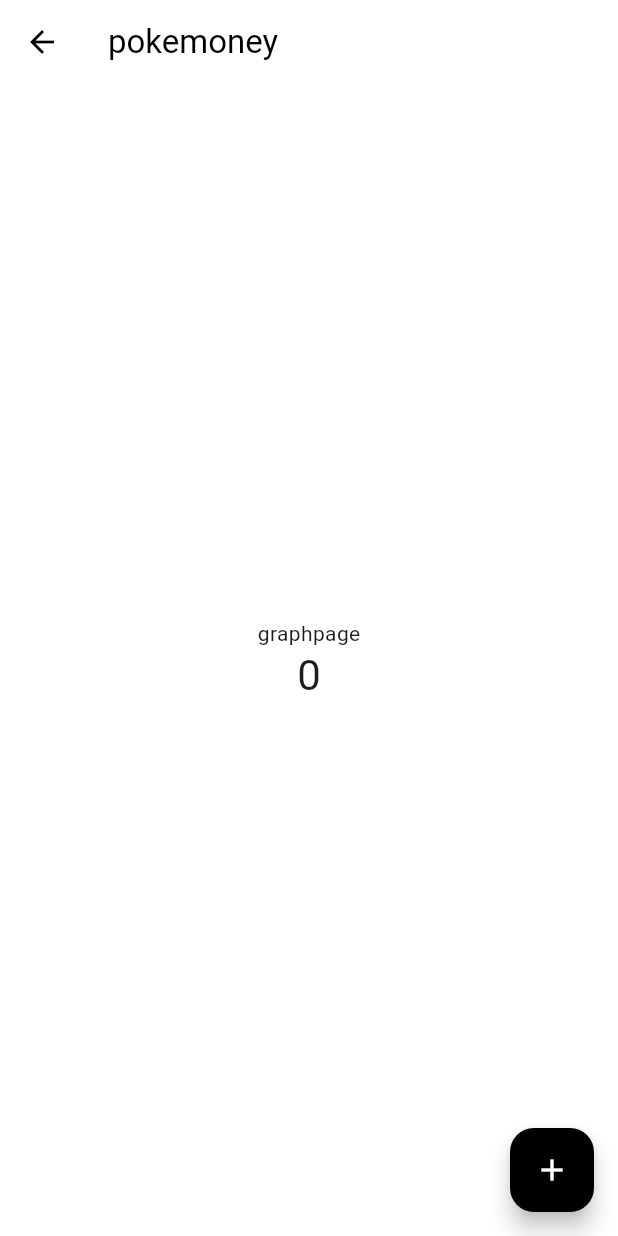
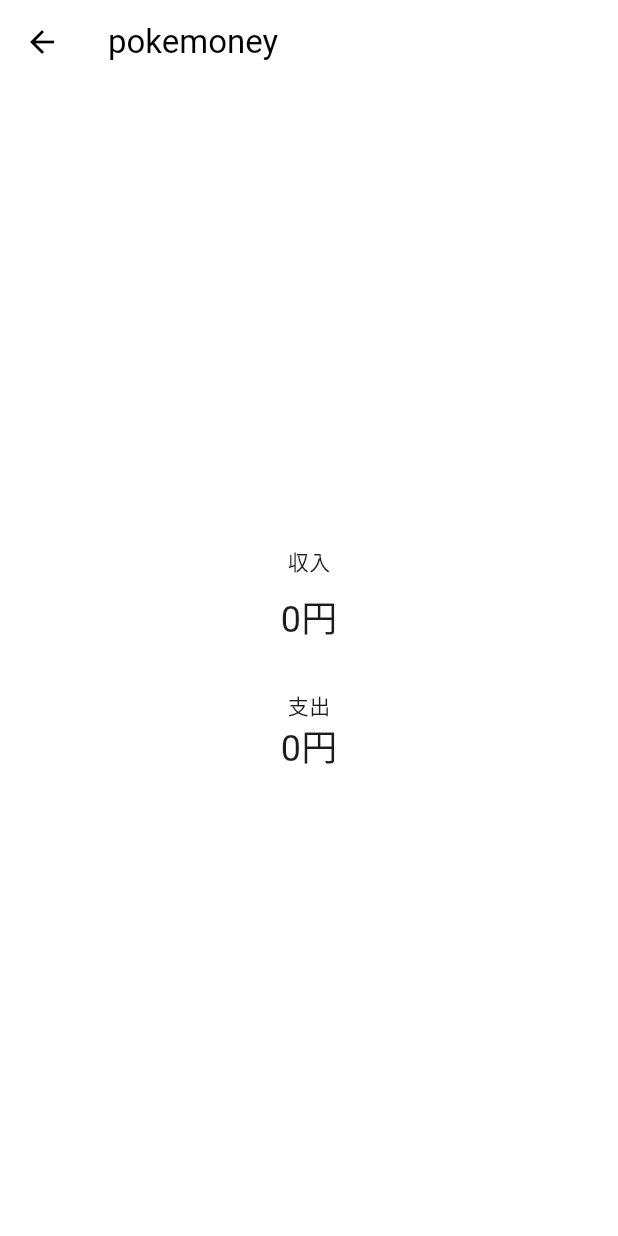
Before and after one commit to riko-1732/pokemoney, a Flutter app: the GraphPage screen opened directly, on a phone screen of 412 x 824 dp. Run offline on Flutter 3.47's test engine with Material 3 defaults, Android fonts, the light colour scheme and no system bars; our stand-ins replace google_fonts, sqflite, table_calendar; accounts and stored records are empty.

Commit message:
add graph.dart

```diff
--- a/lib/src/app.dart
+++ b/lib/src/app.dart
@@ -49,8 +49,8 @@ class _MyStatefulWidgetState extends State<MyStatefulWidget> {
     IncomePage(title: '収入'),
     PaymentPage(title: '支出'),
     SavingPage(title: '貯金'),
+    GraphPage(title: 'データ'),
     CalenderPage(title: 'カレンダー'),
-    GraphPage(title: 'グラフ'),
   ];
 
   int _selectedIndex = 0;
@@ -72,11 +72,11 @@ class _MyStatefulWidgetState extends State<MyStatefulWidget> {
           BottomNavigationBarItem(icon: Icon(Icons.create), label: ''),
           BottomNavigationBarItem(icon: Icon(Icons.trending_down), label: '支出'),
           BottomNavigationBarItem(icon: Icon(Icons.savings), label: '貯金'),
+          BottomNavigationBarItem(icon: Icon(Icons.money), label: 'データ'),
           BottomNavigationBarItem(
             icon: Icon(Icons.calendar_month),
             label: 'カレンダー',
           ),
-          BottomNavigationBarItem(icon: Icon(Icons.money), label: 'データ'),
         ],
         type: BottomNavigationBarType.fixed,
       ),
--- a/lib/src/screens/graph.dart
+++ b/lib/src/screens/graph.dart
@@ -1,4 +1,6 @@
 import 'package:flutter/material.dart';
+
+import '../database/database_helper.dart';
 
 class GraphPage extends StatefulWidget {
   const GraphPage({super.key, required this.title});
@@ -10,11 +12,24 @@ class GraphPage extends StatefulWidget {
 }
 
 class _GraphPageState extends State<GraphPage> {
-  int _counter = 0;
+  final dbHelper = DatabaseHelper();
 
-  void _incrementCounter() {
+  int totalIncome = 0;
+  int totalPayment = 0;
+
+  @override
+  void initState() {
+    super.initState();
+    _loadAllTotals();
+  }
+
+  Future<void> _loadAllTotals() async {
+    final income = await dbHelper.queryTotalIncome();
+    final payment = await dbHelper.queryTotalPayment();
+    if (!mounted) return;
     setState(() {
-      _counter++;
+      totalIncome = income;
+      totalPayment = payment;
     });
   }
 
@@ -29,19 +44,21 @@ class _GraphPageState extends State<GraphPage> {
         child: Column(
           mainAxisAlignment: MainAxisAlignment.center,
           children: <Widget>[
-            const Text('graphpage'),
+            const Text('収入'),
+            const SizedBox(height: 10),
             Text(
-              '$_counter',
-              style: Theme.of(context).textTheme.headlineMedium,
+              '${totalIncome.toString()}円',
+              style: const TextStyle(fontSize: 24),
+            ),
+            const SizedBox(height: 30),
+            const Text('支出'),
+            Text(
+              '${totalPayment.toString()}円',
+              style: const TextStyle(fontSize: 24),
             ),
           ],
         ),
       ),
-      floatingActionButton: FloatingActionButton(
-        onPressed: _incrementCounter,
-        tooltip: 'Increment',
-        child: const Icon(Icons.add),
-      ),
     );
   }
 }
--- a/lib/src/screens/income.dart
+++ b/lib/src/screens/income.dart
@@ -1,3 +1,4 @@
+import 'package:flutter/foundation.dart';
 import 'package:flutter/material.dart';
 import 'package:flutter/services.dart';
 import 'package:sqflite/sqflite.dart';
@@ -53,7 +54,7 @@ class _IncomePageState extends State<IncomePage> {
         final id = await dbHelper.insertIncome(row);
 
         setState(() {
-          result = '結果を記録しました';
+          result = '結果を記録しました  ${categoryText}：${amount}円';
         });
       } catch (e) {
         setState(() {
--- a/lib/src/screens/payment.dart
+++ b/lib/src/screens/payment.dart
@@ -54,7 +54,7 @@ class _PaymentPageState extends State<PaymentPage> {
         final id = await dbHelper.insertPayment(row);
 
         setState(() {
-          result = '結果を記録しました';
+          result = '結果を記録しました  ${categoryText}：${amount}円';
         });
       } catch (e) {
         setState(() {
```
Also changed, not shown: lib/src/database/database_helper.dart (+26 -0 lines), lib/src/screens/saving.dart (+51 -15 lines).
